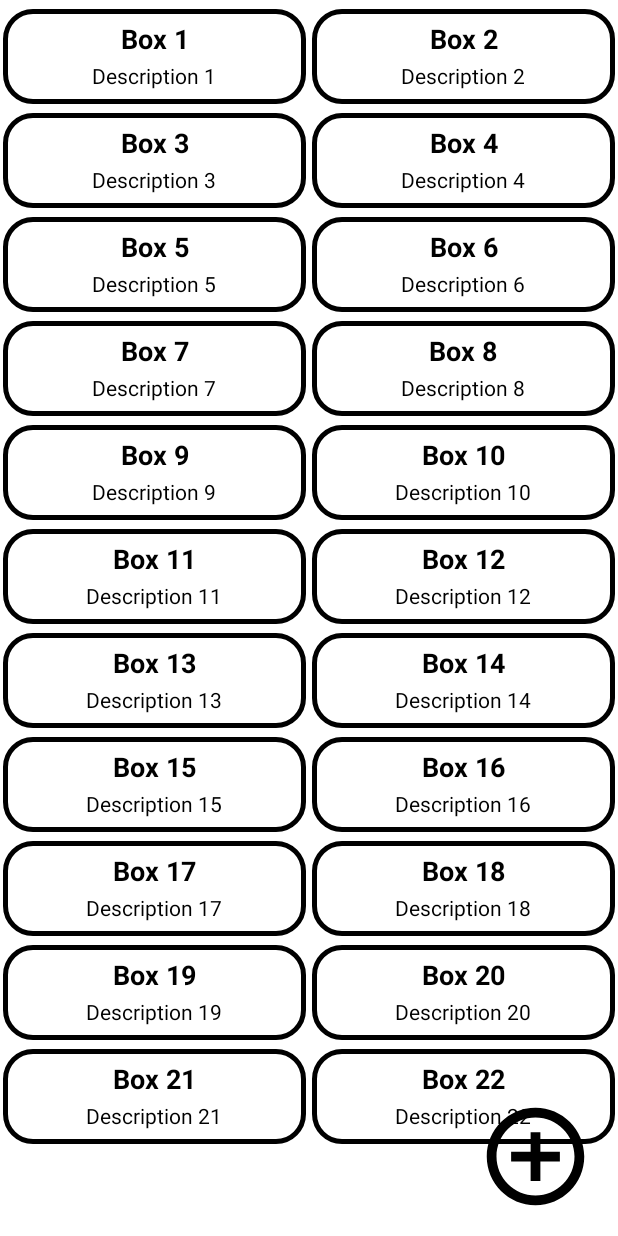
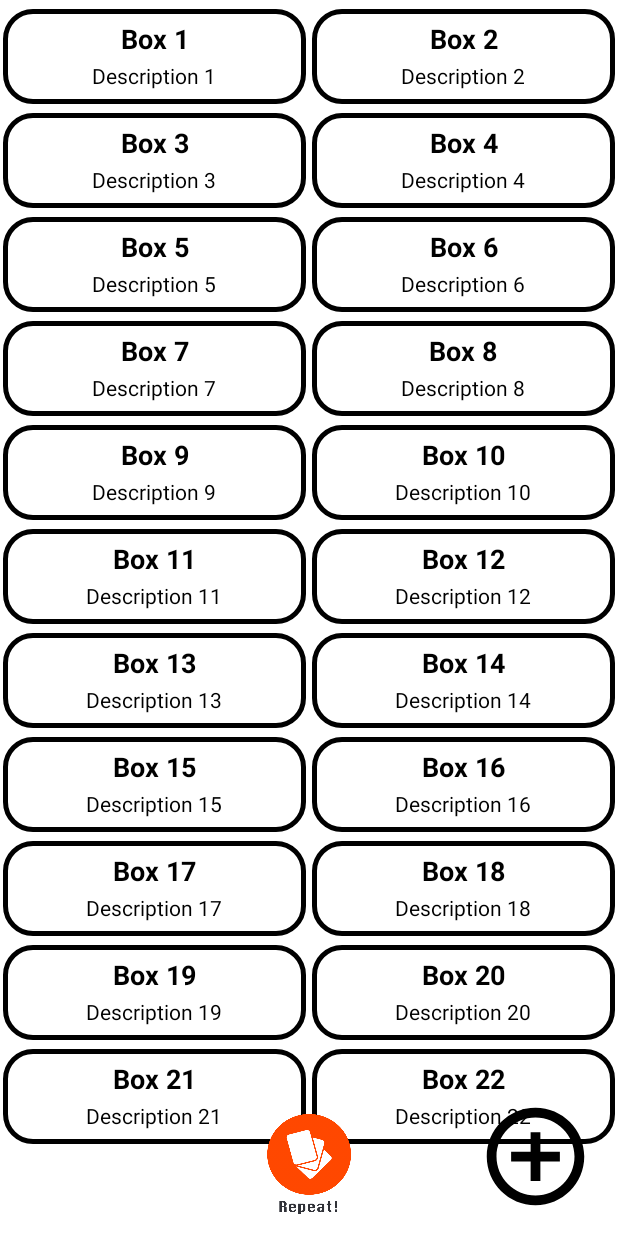
Before and after one commit to maciulski11/Loop_Compose, an Android app built with Jetpack Compose: the @Preview function ScreenPreview, on a phone screen of 412 x 824 dp. Run offline under Robolectric (Android 15) with nearby library versions, the phone set to English and light mode, and no system bars; our stand-ins replace constraintlayout-compose.

Commit message:
animation button repeat flashcards

```diff
--- a/app/src/main/java/com/example/loop_new/data/firebase/FirebaseServices.kt
+++ b/app/src/main/java/com/example/loop_new/data/firebase/FirebaseServices.kt
@@ -13,9 +13,7 @@ import kotlinx.coroutines.channels.awaitClose
 import kotlinx.coroutines.flow.Flow
 import kotlinx.coroutines.flow.callbackFlow
 import java.util.Calendar
-import java.util.TimeZone
 import java.util.UUID
-import java.util.concurrent.TimeUnit
 
 class FirebaseServices(private val firestore: FirebaseFirestore) : InterfaceFirebaseService {
 
--- a/app/src/main/java/com/example/loop_new/presentation/screens/main/MainScreen.kt
+++ b/app/src/main/java/com/example/loop_new/presentation/screens/main/MainScreen.kt
@@ -1,5 +1,12 @@
 package com.example.loop_new.presentation.screens.main
 
+import androidx.compose.animation.core.FastOutSlowInEasing
+import androidx.compose.animation.core.RepeatMode
+import androidx.compose.animation.core.VectorConverter
+import androidx.compose.animation.core.animateValue
+import androidx.compose.animation.core.infiniteRepeatable
+import androidx.compose.animation.core.rememberInfiniteTransition
+import androidx.compose.animation.core.tween
 import androidx.compose.foundation.Image
 import androidx.compose.foundation.background
 import androidx.compose.foundation.border
@@ -7,6 +14,7 @@ import androidx.compose.foundation.clickable
 import androidx.compose.foundation.interaction.MutableInteractionSource
 import androidx.compose.foundation.layout.Arrangement
 import androidx.compose.foundation.layout.Box
+import androidx.compose.ui.Alignment
 import androidx.compose.foundation.layout.Column
 import androidx.compose.foundation.layout.Row
 import androidx.compose.foundation.layout.Spacer
@@ -14,6 +22,7 @@ import androidx.compose.foundation.layout.fillMaxSize
 import androidx.compose.foundation.layout.fillMaxWidth
 import androidx.compose.foundation.layout.height
 import androidx.compose.foundation.layout.padding
+import androidx.compose.foundation.layout.size
 import androidx.compose.foundation.layout.width
 import androidx.compose.foundation.lazy.grid.GridCells
 import androidx.compose.foundation.lazy.grid.LazyVerticalGrid
@@ -29,18 +38,18 @@ import androidx.compose.runtime.getValue
 import androidx.compose.runtime.mutableStateOf
 import androidx.compose.runtime.remember
 import androidx.compose.runtime.setValue
-import androidx.compose.ui.Alignment
 import androidx.compose.ui.Modifier
 import androidx.compose.ui.draw.clip
-import androidx.compose.ui.graphics.Color
 import androidx.compose.ui.graphics.Color.Companion.Black
 import androidx.compose.ui.graphics.Color.Companion.Green
+import androidx.compose.ui.graphics.Color.Companion.Transparent
 import androidx.compose.ui.graphics.Color.Companion.White
 import androidx.compose.ui.layout.layoutId
 import androidx.compose.ui.res.painterResource
 import androidx.compose.ui.text.font.FontWeight
 import androidx.compose.ui.text.style.TextAlign
 import androidx.compose.ui.tooling.preview.Preview
+import androidx.compose.ui.unit.Dp
 import androidx.compose.ui.unit.dp
 import androidx.compose.ui.unit.sp
 import androidx.constraintlayout.compose.ConstraintLayout
@@ -93,6 +102,7 @@ fun Screen(
     val constraints = ConstraintSet {
         val boxList = createRefFor("boxList")
         val addBoxButton = createRefFor("addBoxButton")
+        val repeatButton = createRefFor("repeatButton")
 
         constrain(boxList) {
             top.linkTo(parent.top)
@@ -103,6 +113,12 @@ fun Screen(
         constrain(addBoxButton) {
             bottom.linkTo(parent.bottom, margin = 14.dp)
             end.linkTo(parent.end, margin = 16.dp)
+        }
+
+        constrain(repeatButton) {
+            bottom.linkTo(parent.bottom, margin = 10.dp)
+            start.linkTo(parent.start)
+            end.linkTo(parent.end)
         }
     }
 
@@ -146,6 +162,12 @@ fun Screen(
                 }
             )
         }
+
+        AnimatedLearningButton(
+            onClick = {
+                // Kod rozpoczynający lekcję nauki fiszek
+            },
+        )
     }
 }
 
@@ -201,7 +223,7 @@ fun ShowCustomAlertDialog(
                 horizontalArrangement = Arrangement.Absolute.Right
             ) {
                 Button(
-                    colors = ButtonDefaults.buttonColors(backgroundColor = Color.Black),
+                    colors = ButtonDefaults.buttonColors(backgroundColor = Black),
                     onClick = {
                         onDismiss()
                     }
@@ -254,7 +276,7 @@ fun BoxItem(box: Box, navController: NavController) {
             Column(
                 modifier = Modifier
                     .fillMaxSize()
-                    .border(3.dp, Color.Black, RoundedCornerShape(20.dp)),
+                    .border(3.dp, Black, RoundedCornerShape(20.dp)),
             ) {
                 Text(
                     text = box.name.toString(),
@@ -280,3 +302,40 @@ fun BoxItem(box: Box, navController: NavController) {
         }
     )
 }
+
+@Composable
+fun AnimatedLearningButton(onClick: () -> Unit) {
+    val infiniteTransition = rememberInfiniteTransition(label = "")
+    val size by infiniteTransition.animateValue(
+        initialValue = 66.dp,
+        targetValue = 98.dp,
+        typeConverter = Dp.VectorConverter,
+        animationSpec = infiniteRepeatable(
+            animation = tween(durationMillis = 800, easing = FastOutSlowInEasing),
+            repeatMode = RepeatMode.Reverse
+        ),
+        label = ""
+    )
+
+    Column(
+        modifier = Modifier
+            .size(size)
+            .layoutId("repeatButton")
+            .background(Transparent)
+            .clickable(
+                indication = null,
+                interactionSource = remember { MutableInteractionSource() }
+            ) {
+                onClick()
+            }
+    ) {
+        Image(
+            painter = painterResource(id = R.drawable.flashcard4),
+            contentDescription = "Learning Image",
+            modifier = Modifier
+                .fillMaxWidth()
+                .align(Alignment.CenterHorizontally)
+                .weight(1f)
+        )
+    }
+}
```
Also changed, not shown: app/src/main/res/drawable/flashcard.png (added), app/src/main/res/drawable/flashcard3.png (added), app/src/main/res/drawable/flashcard4.png (added).
